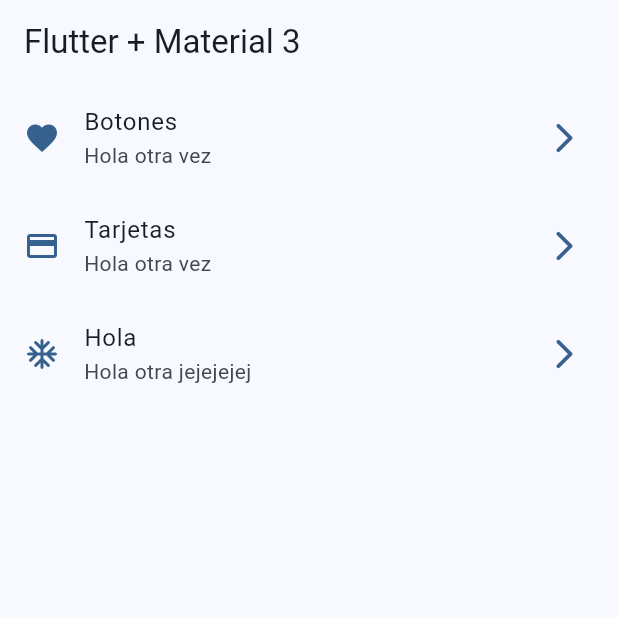
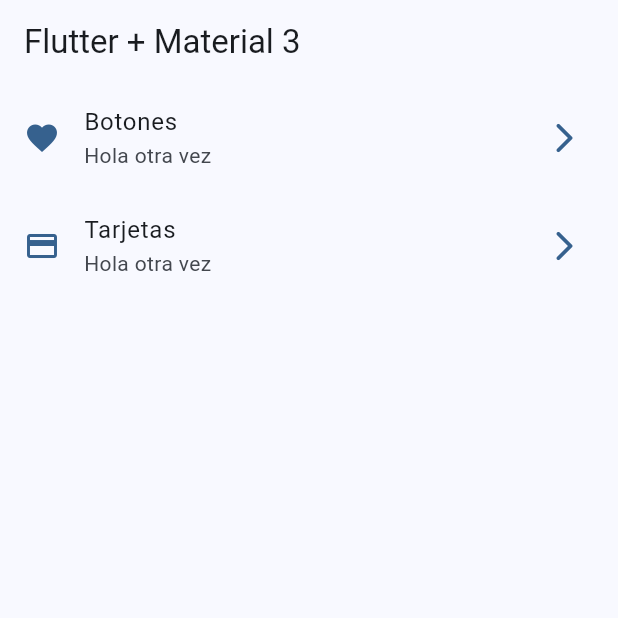
Before and after one commit to josbertjg/widgets_app, a Flutter app: the screen it shows after launch, on a phone screen of 412 x 824 dp, the top half of it. Run offline on Flutter 3.47's test engine with Material 3 defaults, Android fonts, the phone set to English and light mode, and no system bars; our stand-ins replace go_router.

Commit message:
Implement named routes

```diff
--- a/lib/config/router/app_router.dart
+++ b/lib/config/router/app_router.dart
@@ -1,19 +1,13 @@
 import 'package:go_router/go_router.dart';
 import 'package:widgets_app/config/router/routes.dart';
-import '../../presentation/screens/screens.dart';
 
 // GoRouter configuration
 final appRouter = GoRouter(
   initialLocation: '/',
-  routes: [
-        GoRoute(
-          path: '/',
-          builder: (context, state) => const HomeScreen(),
-        ),
-      ] +
-      (appRoutes
+  routes: (appRoutes
       .map(
         (route) => GoRoute(
+          name: route.name,
           path: route.link,
           builder: (context, state) => route.screen,
         ),
--- a/lib/config/router/routes.dart
+++ b/lib/config/router/routes.dart
@@ -1,5 +1,4 @@
 import 'package:flutter/material.dart';
-
 import '../../presentation/screens/screens.dart';
 
 class RouteItem {
@@ -8,6 +7,7 @@ class RouteItem {
   final String link;
   final IconData icon;
   final Widget screen;
+  final String name;
 
   const RouteItem({
     required this.title,
@@ -15,26 +15,30 @@ class RouteItem {
     required this.link,
     required this.icon,
     required this.screen,
+    required this.name,
   });
 }
 
 const appRoutes = <RouteItem>[
   RouteItem(
+      name: HomeScreen.name,
+      title: "Home",
+      subtitle: "Pantalla de inicio",
+      link: "/",
+      icon: Icons.home,
+      screen: HomeScreen()),
+  RouteItem(
+      name: ButtonsScreen.name,
       title: "Botones",
       subtitle: "Hola otra vez",
       link: "/buttons",
       icon: Icons.favorite,
       screen: ButtonsScreen()),
   RouteItem(
+      name: CardsScreen.name,
       title: "Tarjetas",
       subtitle: "Hola otra vez",
       link: "/cards",
       icon: Icons.credit_card,
       screen: CardsScreen()),
-  RouteItem(
-      title: "Hola",
-      subtitle: "Hola otra jejejejej",
-      link: "/cards",
-      icon: Icons.ac_unit_rounded,
-      screen: CardsScreen()),
 ];
--- a/lib/presentation/screens/buttons/buttons_screen.dart
+++ b/lib/presentation/screens/buttons/buttons_screen.dart
@@ -1,6 +1,7 @@
 import 'package:flutter/material.dart';
 
 class ButtonsScreen extends StatelessWidget {
+  static const String name = "buttons_screen";
   const ButtonsScreen({super.key});
 
   @override
--- a/lib/presentation/screens/cards/cards_screen.dart
+++ b/lib/presentation/screens/cards/cards_screen.dart
@@ -1,6 +1,7 @@
 import 'package:flutter/material.dart';
 
 class CardsScreen extends StatelessWidget {
+  static const String name = "cards_screen";
   const CardsScreen({super.key});
 
   @override
--- a/lib/presentation/screens/home/home_screen.dart
+++ b/lib/presentation/screens/home/home_screen.dart
@@ -3,6 +3,8 @@ import 'package:widgets_app/config/router/routes.dart';
 import 'package:go_router/go_router.dart';
 
 class HomeScreen extends StatelessWidget {
+  static const String name = "home_screen";
+
   const HomeScreen({super.key});
 
   @override
@@ -26,6 +28,7 @@ class _HomeView extends StatelessWidget {
         itemCount: appRoutes.length,
         itemBuilder: (context, index) {
           final routeItem = appRoutes[index];
+          if (routeItem.name == HomeScreen.name) return const SizedBox();
           return _CustomListTile(routeItem: routeItem);
         });
   }
@@ -48,7 +51,7 @@ class _CustomListTile extends StatelessWidget {
       leading: Icon(routeItem.icon, color: colors.primary),
       trailing: Icon(Icons.arrow_forward_ios_rounded, color: colors.primary),
       onTap: () {
-        context.push(routeItem.link);
+        context.pushNamed(routeItem.name);
       },
     );
   }
```
Lines whose indentation alone changed are shown as unchanged.
